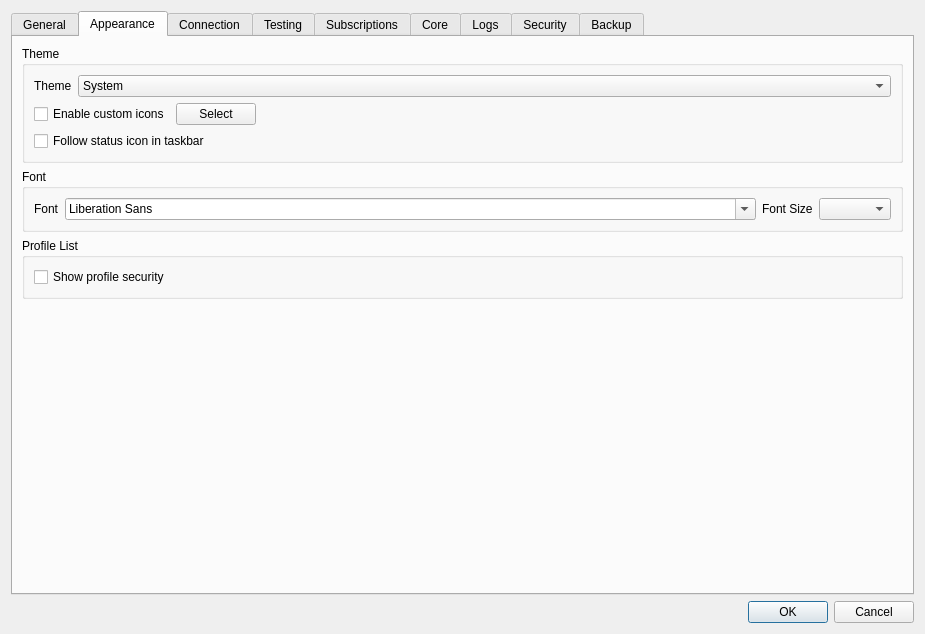
The window that include/ui/setting/dialog_basic_settings.ui (throneproj/Throne) describes before a commit, drawn with Qt 5.
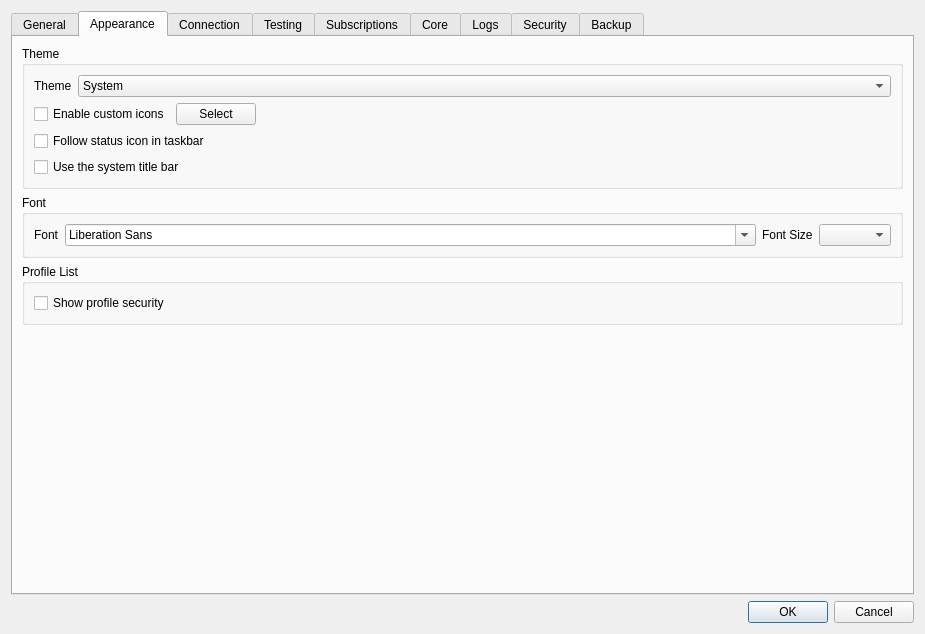
The same window after the commit. The open tabs and pages were chosen to show the change. Custom widgets are drawn as their Qt base class.

Commit message: simplify title text and remove redundant info shown

```diff
--- a/include/ui/setting/dialog_basic_settings.ui
+++ b/include/ui/setting/dialog_basic_settings.ui
@@ -414,6 +414,16 @@
             </property>
            </widget>
           </item>
+          <item row="3" column="0" colspan="2">
+           <widget class="QCheckBox" name="system_title_bar">
+            <property name="uiLevel" stdset="0">
+             <string notr="true">advanced</string>
+            </property>
+            <property name="text">
+             <string>Use the system title bar</string>
+            </property>
+           </widget>
+          </item>
          </layout>
         </widget>
        </item>
```
The commit also changes 26 other files.
